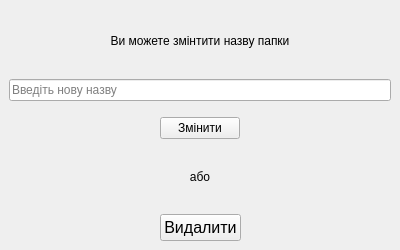
Qt form gui/folder_change.ui (andrii-shchur/TeleCloud) before a commit.
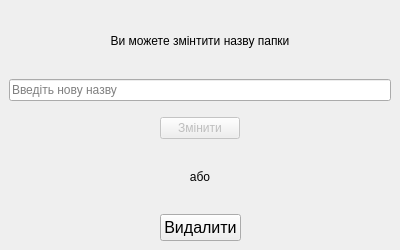
The same form after that commit. Icons and pictures are not drawn.

Patch:
```diff
--- a/gui/folder_change.ui
+++ b/gui/folder_change.ui
@@ -69,6 +69,9 @@
       </item>
       <item>
        <widget class="QPushButton" name="change_button">
+        <property name="enabled">
+         <bool>false</bool>
+        </property>
         <property name="text">
          <string>Змінити</string>
         </property>
```
